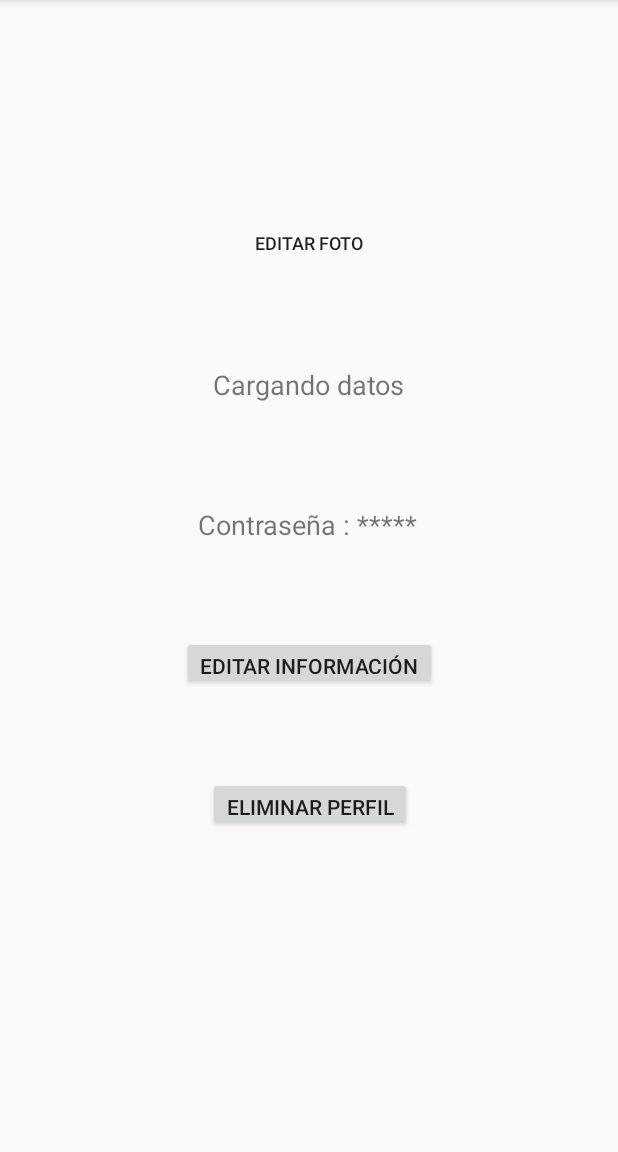
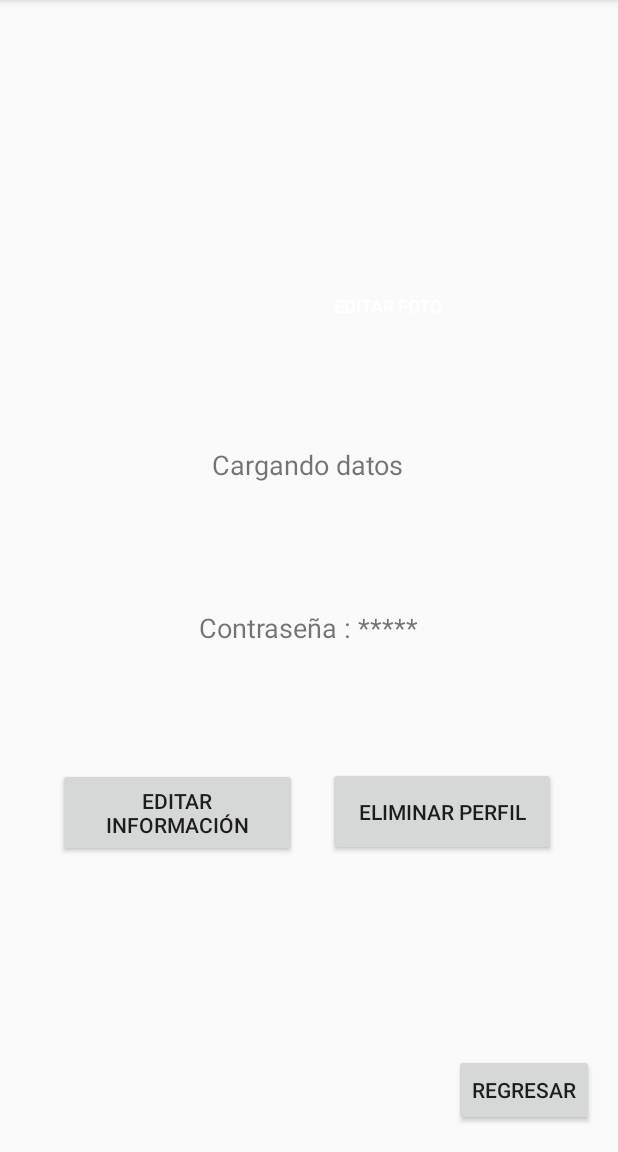
Before and after one commit to NEMESIIS/FEI-EATS-mov, an Android app: the ActivityPerfil screen opened directly, with no data from a screen before it, on a phone screen of 412 x 824 dp, the part 84-1236 px from its top. Run offline under Robolectric (Android 15) with nearby library versions, the phone set to English and light mode, and no system bars; our stand-ins replace Firebase (no records; nobody signed in at launch, a user with empty details on screens opened directly); pictures from the network do not load.

Commit message:
cambios (inicio de sesión)

```diff
--- a/app/src/main/java/com/example/fei_eats_mov/ActivityPerfil.java
+++ b/app/src/main/java/com/example/fei_eats_mov/ActivityPerfil.java
@@ -72,5 +72,17 @@ public class ActivityPerfil extends AppCompatActivity {
             }
         });
 
+        //Funcionalidad para el botón regresar
+        //Botón Regresar
+        final Button  btnRegresar2 = findViewById(R.id.regresarpri);
+
+        btnRegresar2.setOnClickListener(new View.OnClickListener() {
+            @Override
+            public void onClick(View v) {
+                Intent registrar = new Intent(ActivityPerfil.this, ActivityPrincipal.class);
+                startActivity(registrar);
+                finish();
+            }
+        });
     }
 }
--- a/app/src/main/res/layout/activity_perfil.xml
+++ b/app/src/main/res/layout/activity_perfil.xml
@@ -8,8 +8,8 @@
 
     <View
         android:id="@+id/view"
-        android:layout_width="377dp"
-        android:layout_height="372dp"
+        android:layout_width="366dp"
+        android:layout_height="425dp"
         app:layout_constraintBottom_toBottomOf="parent"
         app:layout_constraintEnd_toEndOf="parent"
         app:layout_constraintStart_toStartOf="parent"
@@ -29,6 +29,7 @@
         app:layout_constraintTop_toBottomOf="@+id/textView13"
         app:layout_constraintVertical_bias="0.231" />
 
+
     <TextView
         android:id="@+id/textView13"
         android:layout_width="wrap_content"
@@ -38,10 +39,10 @@
         android:textSize="18sp"
         app:layout_constraintBottom_toBottomOf="@+id/view"
         app:layout_constraintEnd_toEndOf="@+id/view"
+        app:layout_constraintHorizontal_bias="0.495"
         app:layout_constraintStart_toStartOf="@+id/view"
         app:layout_constraintTop_toBottomOf="@+id/imageView4"
-        app:layout_constraintVertical_bias="0.358" />
-
+        app:layout_constraintVertical_bias="0.398" />
 
     <TextView
         android:id="@+id/textView3"
@@ -66,12 +67,12 @@
         app:layout_constraintHorizontal_bias="0.497"
         app:layout_constraintStart_toStartOf="@+id/view"
         app:layout_constraintTop_toTopOf="@+id/view"
-        app:layout_constraintVertical_bias="0.893" />
+        app:layout_constraintVertical_bias="0.955" />
 
     <ImageView
         android:id="@+id/imageView4"
-        android:layout_width="121dp"
-        android:layout_height="119dp"
+        android:layout_width="189dp"
+        android:layout_height="166dp"
         app:layout_constraintBottom_toBottomOf="@+id/view"
         app:layout_constraintEnd_toEndOf="parent"
         app:layout_constraintHorizontal_bias="0.468"
@@ -86,34 +87,49 @@
         android:autoSizeTextType="uniform"
         android:background="@null"
         android:text="@string/editar_foto"
+        android:textColor="#FFFFFF"
+        android:textSize="30sp"
         app:layout_constraintBottom_toTopOf="@+id/textView13"
         app:layout_constraintEnd_toEndOf="parent"
-        app:layout_constraintHorizontal_bias="0.498"
+        app:layout_constraintHorizontal_bias="0.665"
         app:layout_constraintStart_toStartOf="parent"
         app:layout_constraintTop_toTopOf="@+id/view"
-        app:layout_constraintVertical_bias="0.633" />
+        app:layout_constraintVertical_bias="0.67" />
 
     <Button
         android:id="@+id/button2"
-        android:layout_width="wrap_content"
-        android:layout_height="35dp"
+        android:layout_width="159dp"
+        android:layout_height="59dp"
         android:text="Editar información"
         app:layout_constraintBottom_toBottomOf="parent"
         app:layout_constraintEnd_toEndOf="parent"
+        app:layout_constraintHorizontal_bias="0.154"
         app:layout_constraintStart_toStartOf="parent"
         app:layout_constraintTop_toBottomOf="@+id/view"
-        app:layout_constraintVertical_bias="0.074" />
+        app:layout_constraintVertical_bias="0.243" />
 
     <Button
         android:id="@+id/btnEliminar"
-        android:layout_width="wrap_content"
-        android:layout_height="35dp"
+        android:layout_width="152dp"
+        android:layout_height="59dp"
         android:onClick="deleteUser"
         android:text="@string/eliminar_perfil"
         app:layout_constraintBottom_toBottomOf="parent"
         app:layout_constraintEnd_toEndOf="parent"
-        app:layout_constraintHorizontal_bias="0.502"
+        app:layout_constraintHorizontal_bias="0.842"
         app:layout_constraintStart_toStartOf="parent"
         app:layout_constraintTop_toBottomOf="@+id/view"
-        app:layout_constraintVertical_bias="0.355" />
+        app:layout_constraintVertical_bias="0.242" />
+
+    <Button
+        android:id="@+id/regresarpri"
+        android:layout_width="wrap_content"
+        android:layout_height="wrap_content"
+        android:text="Regresar"
+        app:layout_constraintBottom_toBottomOf="parent"
+        app:layout_constraintEnd_toEndOf="parent"
+        app:layout_constraintHorizontal_bias="0.949"
+        app:layout_constraintStart_toStartOf="parent"
+        app:layout_constraintTop_toTopOf="parent"
+        app:layout_constraintVertical_bias="0.976" />
 </androidx.constraintlayout.widget.ConstraintLayout>
--- a/app/src/main/res/values/strings.xml
+++ b/app/src/main/res/values/strings.xml
@@ -15,7 +15,7 @@
 
     <string name="foto_de_producto">FOTO DE PERFIL</string>
     <string name="foto_de_vendedor">FOTO DE VENDEDOR</string>
-    <string name="texto_registro">Registrate</string>
+    <string name="texto_registro">Regístrate, es gratis!</string>
     <string name="prompt_password">Contraseña</string>
     <string name="action_sign_in_short">signin</string>
     <string name="prompt_email">Correo electrónico</string>
@@ -30,7 +30,7 @@
     <string name="text_usuario">Correo electrónico</string>
     <string name="nombre_completo">Nombre Completo</string>
     <string name="bonton_registrar">Registrarse</string>
-    <string name="entrar">Entrar</string>
+    <string name="entrar">Iniciar Sesión</string>
     <string name="cargando_datos">Cargando datos</string>
     <string name="contrase_a">Contraseña</string>
     <string name="editar_foto">Editar Foto</string>
```
